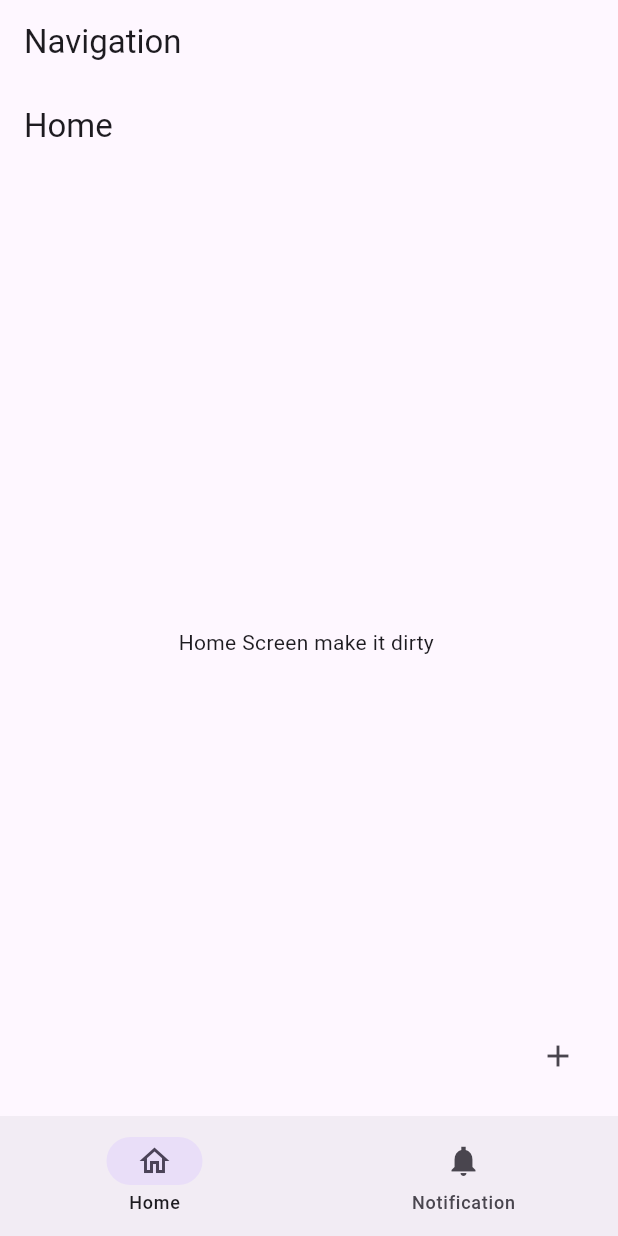
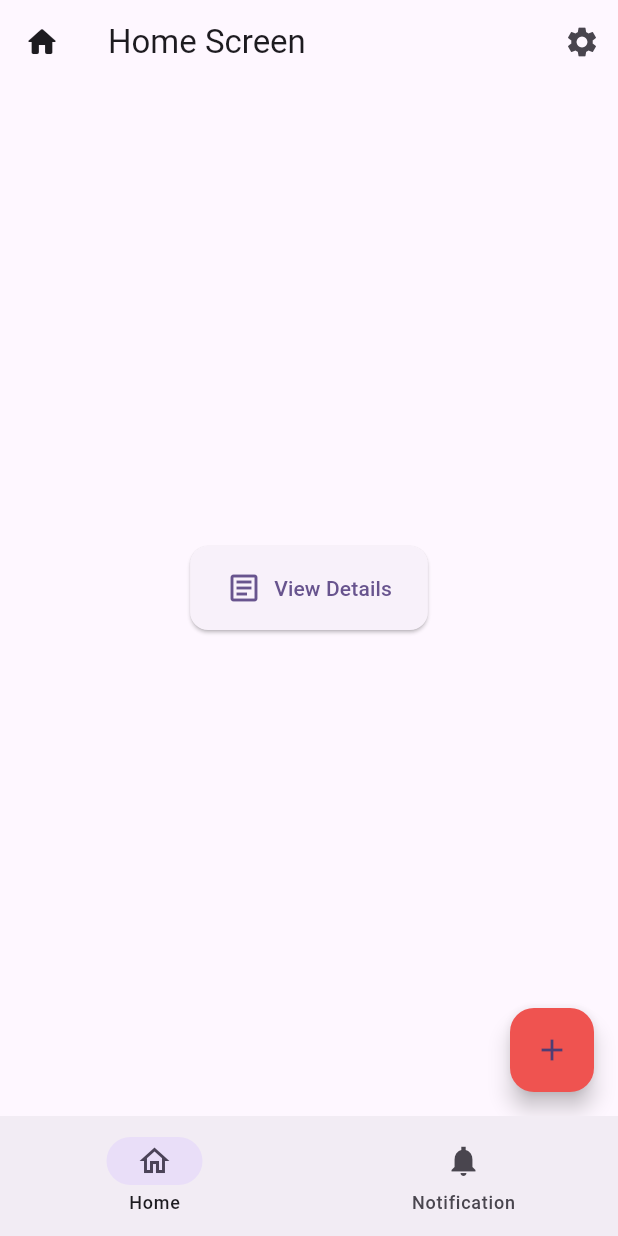
Before and after one commit to Palolol/my-new-repo, a Flutter app: the NavigationExample screen opened directly, on a phone screen of 412 x 824 dp. Run offline on Flutter 3.47's test engine with Material 3 defaults, Android fonts, the phone set to English and light mode, and no system bars.

Commit message:
learn: AppBar, TabBar Full

```diff
--- /dev/null
+++ b/lib/Screen/home/home_screen.dart
@@ -0,0 +1,67 @@
+import 'package:flutter/material.dart';
+import 'package:my_app1/Screen/home/tab_api.dart';
+import 'package:my_app1/Screen/home/tab_bar_example.dart';
+import 'package:my_app1/notification/notification_service.dart';
+
+class HomeScreen extends StatelessWidget {
+  const HomeScreen({super.key});
+
+  @override
+  Widget build(BuildContext context) {
+    return Scaffold(
+      floatingActionButton: FloatingActionButton(
+        onPressed: () {
+          final amount = NotificationService().amountNotificationNotifier.value;
+          NotificationService().amountNotificationNotifier.value = amount + 1;
+        },
+        child: const Icon(Icons.add),
+        tooltip: 'Remove Notification',
+        backgroundColor: Colors.red.shade400,
+      ),
+      appBar: AppBar(
+        title: const Text("Home Screen"),
+        leading: const Icon(Icons.home_rounded),
+        actions: [
+          IconButton(
+            icon: const Icon(Icons.settings),
+            onPressed: () {},
+            tooltip: 'Settings',
+          ),
+        ],
+      ),
+      body: Center(
+        child: Padding(
+          padding: const EdgeInsets.all(16.0),
+          child: Column(
+            mainAxisAlignment: MainAxisAlignment.center,
+            children: [
+              ElevatedButton.icon(
+                onPressed: () {
+                  Navigator.push(
+                    context,
+                    MaterialPageRoute<void>(
+                      builder: (context) => const ApiTabBarExamole(),
+                    ),
+                  );
+                },
+                icon: const Icon(Icons.article_outlined, size: 24),
+                label: const Text('View Details'),
+                style: ElevatedButton.styleFrom(
+                  padding: const EdgeInsets.symmetric(
+                    horizontal: 24,
+                    vertical: 16,
+                  ),
+                  shape: RoundedRectangleBorder(
+                    borderRadius: BorderRadius.circular(12),
+                  ),
+                ),
+              ),
+              const SizedBox(height: 16),
+
+            ],
+          ),
+        ),
+      ),
+    );
+  }
+}
--- a/lib/Screen/home_screen.dart
+++ /dev/null
@@ -1,25 +0,0 @@
-import 'package:flutter/material.dart';
-import 'package:my_app1/notification/notification_service.dart';
-
-class HomeScreen extends StatelessWidget {
-  const HomeScreen({super.key});
-
-  @override
-  Widget build(BuildContext context) {
-    return Scaffold(
-      floatingActionButton: IconButton(
-          onPressed: () {
-            final amount =
-                NotificationService().amountNotificationNotifier.value;
-            NotificationService().amountNotificationNotifier.value = amount + 1;
-          },
-          icon: Icon(Icons.add)),
-      appBar: AppBar(
-        title: Text('Home'),
-      ),
-      body: Center(
-        child: Text('Home Screen make it dirty '),
-      ),
-    );
-  }
-}
--- a/lib/navigation.dart
+++ b/lib/navigation.dart
@@ -1,5 +1,5 @@
 import 'package:flutter/material.dart';
-import 'package:my_app1/Screen/home_screen.dart';
+import 'package:my_app1/Screen/home/home_screen.dart';
 import 'package:my_app1/Screen/notification_screen.dart';
 import 'package:my_app1/notification/notification_service.dart';
 
@@ -36,7 +36,6 @@ class _NavigationExampleState extends State<NavigationExample> {
     final ThemeData theme = Theme.of(context);
     return Scaffold(
       body: screens[currentIndex],
-      appBar: AppBar(title: Text("Navigation")),
       bottomNavigationBar: NavigationBar(
         selectedIndex: currentIndex,
         onDestinationSelected: (value) {
--- a/pubspec.yaml
+++ b/pubspec.yaml
@@ -28,6 +28,7 @@ environment:
 # the latest version available on pub.dev. To see which dependencies have newer
 # versions available, run `flutter pub outdated`.
 dependencies:
+  http: ^1.2.2
   flutter:
     sdk: flutter
 
```
Also changed, not shown: lib/Screen/home/tab_api.dart (added, +153 -0 lines), lib/Screen/home/tab_bar_example.dart (added, +26 -0 lines), lib/Screen/home/tab_screen.dart (added), pubspec.lock.
